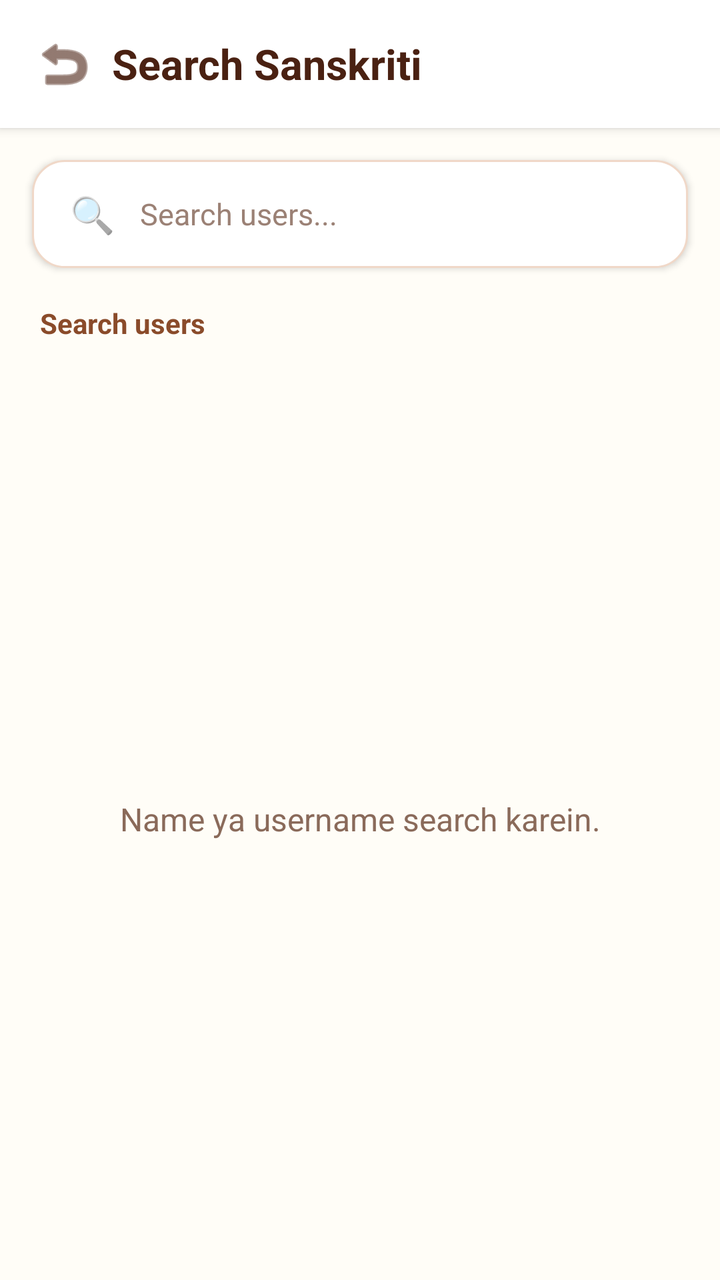
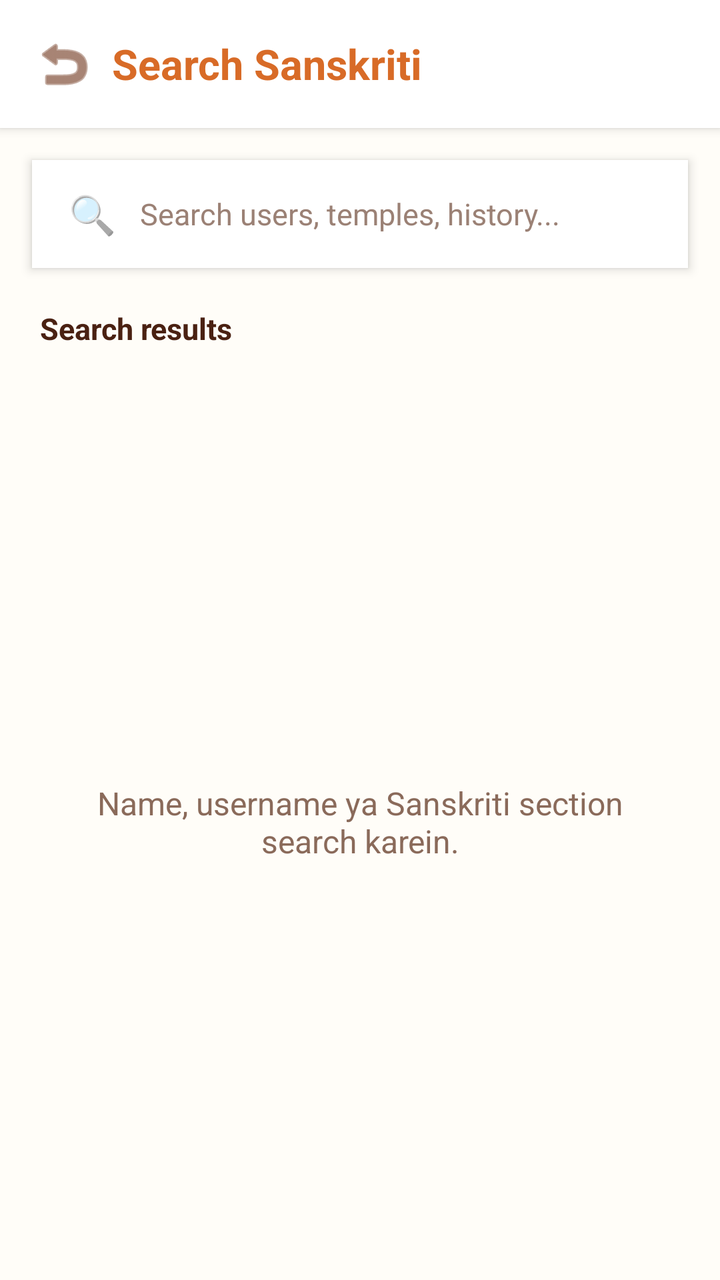

Compare the two renders of this Android layout. The source of the first and the diff that turns it into the second are given below.
<!-- AndroidManifest.xml: application theme Theme.SanskritiSathi -->
<!-- res/layout/activity_search.xml -->
<?xml version="1.0" encoding="utf-8"?>
<LinearLayout
    xmlns:android="http://schemas.android.com/apk/res/android"
    android:layout_width="match_parent"
    android:layout_height="match_parent"
    android:orientation="vertical"
    android:background="#FFFDF7"
    android:fitsSystemWindows="true">

    

    <LinearLayout
        android:layout_width="match_parent"
        android:layout_height="64dp"
        android:orientation="horizontal"
        android:gravity="center_vertical"
        android:paddingStart="8dp"
        android:paddingEnd="16dp"
        android:background="#FFFFFF"
        android:elevation="3dp">

        <ImageButton
            android:id="@+id/searchBackButton"
            android:layout_width="48dp"
            android:layout_height="48dp"
            android:background="?attr/selectableItemBackgroundBorderless"
            android:contentDescription="Back"
            android:src="@android:drawable/ic_menu_revert"
            android:tint="#4A2112"/>

        <TextView
            android:layout_width="0dp"
            android:layout_height="wrap_content"
            android:layout_weight="1"
            android:text="Search Sanskriti"
            android:textColor="#4A2112"
            android:textSize="21sp"
            android:textStyle="bold"
            android:fontFamily="sans"/>

    </LinearLayout>


    

    <LinearLayout
        android:layout_width="match_parent"
        android:layout_height="54dp"
        android:layout_marginStart="16dp"
        android:layout_marginEnd="16dp"
        android:layout_marginTop="16dp"
        android:orientation="horizontal"
        android:gravity="center_vertical"
        android:paddingStart="14dp"
        android:paddingEnd="12dp"
        android:background="@drawable/bg_search_box"
        android:elevation="2dp">

        <TextView
            android:layout_width="32dp"
            android:layout_height="match_parent"
            android:gravity="center"
            android:text="🔍"
            android:textSize="18sp"/>

        <EditText
            android:id="@+id/searchInput"
            android:layout_width="0dp"
            android:layout_height="match_parent"
            android:layout_weight="1"
            android:background="@null"
            android:hint="Search users..."
            android:singleLine="true"
            android:imeOptions="actionSearch"
            android:inputType="text"
            android:textColor="#3B2117"
            android:textColorHint="#9B8175"
            android:textSize="15sp"
            android:paddingStart="8dp"
            android:paddingEnd="8dp"/>

    </LinearLayout>


    

    <TextView
        android:id="@+id/searchResultText"
        android:layout_width="match_parent"
        android:layout_height="wrap_content"
        android:layout_marginStart="20dp"
        android:layout_marginTop="18dp"
        android:layout_marginEnd="20dp"
        android:text="Search users"
        android:textColor="#8A4B2A"
        android:textSize="14sp"
        android:textStyle="bold"/>


    

    <FrameLayout
        android:layout_width="match_parent"
        android:layout_height="0dp"
        android:layout_weight="1"
        android:layout_marginTop="8dp">

        <androidx.recyclerview.widget.RecyclerView
            android:id="@+id/searchRecyclerView"
            android:layout_width="match_parent"
            android:layout_height="match_parent"
            android:clipToPadding="false"
            android:paddingStart="12dp"
            android:paddingEnd="12dp"
            android:paddingBottom="24dp"
            android:overScrollMode="never"/>

        <TextView
            android:id="@+id/searchEmptyText"
            android:layout_width="match_parent"
            android:layout_height="wrap_content"
            android:layout_gravity="center"
            android:layout_marginStart="32dp"
            android:layout_marginEnd="32dp"
            android:gravity="center"
            android:text="Name ya username search karein."
            android:textColor="#8A6A5A"
            android:textSize="16sp"
            android:visibility="visible"/>

    </FrameLayout>

</LinearLayout>
<!-- resources referenced by this layout -->
<resources>
  <!-- drawable bg_search_box (drawable) -->
  <?xml version="1.0" encoding="utf-8"?>
  <shape xmlns:android="http://schemas.android.com/apk/res/android"
      android:shape="rectangle">
  
      <solid android:color="#FFFFFF"/>
  
      <corners android:radius="16dp"/>
  
      <stroke
          android:width="1dp"
          android:color="#F0D8C8"/>
  
      <padding
          android:left="4dp"
          android:top="2dp"
          android:right="4dp"
          android:bottom="2dp"/>
  
  </shape>
  <style name="Theme.SanskritiSathi" parent="Theme.MaterialComponents.DayNight.NoActionBar">
  
          <item name="android:fontFamily">sans-serif</item>
  
          
          <item name="android:statusBarColor">#0F111A</item>
          <item name="android:windowLightStatusBar">false</item>
  
          <item name="android:navigationBarColor">#1A1D2B</item>
          <item name="android:windowLightNavigationBar">false</item>
  
          <item name="android:windowActionModeOverlay">true</item>
          <item name="android:windowNoTitle">true</item>
  
          <item name="android:windowBackground">#0F111A</item>
  
          <item name="android:textColorPrimary">#FFFFFF</item>
          <item name="android:textColorSecondary">#A0A5B5</item>
  
      </style>
</resources>

<!-- the commit's change to res/layout/activity_search.xml (unified diff, before → after) -->
@@ -4,15 +4,13 @@
     android:layout_width="match_parent"
     android:layout_height="match_parent"
     android:orientation="vertical"
-    android:background="#FFFDF7"
+    android:background="#FFFDF8"
     android:fitsSystemWindows="true">
 
     
-
     <LinearLayout
         android:layout_width="match_parent"
         android:layout_height="64dp"
-        android:orientation="horizontal"
         android:gravity="center_vertical"
         android:paddingStart="8dp"
         android:paddingEnd="16dp"
@@ -26,42 +24,38 @@
             android:background="?attr/selectableItemBackgroundBorderless"
             android:contentDescription="Back"
             android:src="@android:drawable/ic_menu_revert"
-            android:tint="#4A2112"/>
+            android:tint="#6D3218"/>
 
         <TextView
             android:layout_width="0dp"
             android:layout_height="wrap_content"
             android:layout_weight="1"
             android:text="Search Sanskriti"
-            android:textColor="#4A2112"
+            android:textColor="#D86B27"
             android:textSize="21sp"
-            android:textStyle="bold"
-            android:fontFamily="sans"/>
+            android:textStyle="bold"/>
 
     </LinearLayout>
 
-
     
-
     <LinearLayout
         android:layout_width="match_parent"
         android:layout_height="54dp"
         android:layout_marginStart="16dp"
+        android:layout_marginTop="16dp"
         android:layout_marginEnd="16dp"
-        android:layout_marginTop="16dp"
-        android:orientation="horizontal"
         android:gravity="center_vertical"
         android:paddingStart="14dp"
         android:paddingEnd="12dp"
-        android:background="@drawable/bg_search_box"
-        android:elevation="2dp">
+        android:background="#FFFFFF"
+        android:elevation="3dp">
 
         <TextView
             android:layout_width="32dp"
             android:layout_height="match_parent"
             android:gravity="center"
             android:text="🔍"
-            android:textSize="18sp"/>
+            android:textSize="19sp"/>
 
         <EditText
             android:id="@+id/searchInput"
@@ -69,7 +63,7 @@
             android:layout_height="match_parent"
             android:layout_weight="1"
             android:background="@null"
-            android:hint="Search users..."
+            android:hint="Search users, temples, history..."
             android:singleLine="true"
             android:imeOptions="actionSearch"
             android:inputType="text"
@@ -81,24 +75,20 @@
 
     </LinearLayout>
 
-
     
-
     <TextView
         android:id="@+id/searchResultText"
         android:layout_width="match_parent"
         android:layout_height="wrap_content"
         android:layout_marginStart="20dp"
-        android:layout_marginTop="18dp"
+        android:layout_marginTop="20dp"
         android:layout_marginEnd="20dp"
-        android:text="Search users"
-        android:textColor="#8A4B2A"
-        android:textSize="14sp"
+        android:text="Search results"
+        android:textColor="#4A2112"
+        android:textSize="15sp"
         android:textStyle="bold"/>
 
-
     
-
     <FrameLayout
         android:layout_width="match_parent"
         android:layout_height="0dp"
@@ -112,21 +102,19 @@
             android:clipToPadding="false"
             android:paddingStart="12dp"
             android:paddingEnd="12dp"
-            android:paddingBottom="24dp"
-            android:overScrollMode="never"/>
+            android:paddingBottom="24dp"/>
 
         <TextView
             android:id="@+id/searchEmptyText"
             android:layout_width="match_parent"
             android:layout_height="wrap_content"
             android:layout_gravity="center"
-            android:layout_marginStart="32dp"
-            android:layout_marginEnd="32dp"
+            android:layout_marginStart="30dp"
+            android:layout_marginEnd="30dp"
             android:gravity="center"
-            android:text="Name ya username search karein."
+            android:text="Name, username ya Sanskriti section search karein."
             android:textColor="#8A6A5A"
-            android:textSize="16sp"
-            android:visibility="visible"/>
+            android:textSize="16sp"/>
 
     </FrameLayout>
 
<!-- resource entries referenced after the edit -->
@@ -1,25 +1,5 @@
 <!-- resources referenced by this layout -->
 <resources>
-  <!-- drawable bg_search_box (drawable) -->
-  <?xml version="1.0" encoding="utf-8"?>
-  <shape xmlns:android="http://schemas.android.com/apk/res/android"
-      android:shape="rectangle">
-  
-      <solid android:color="#FFFFFF"/>
-  
-      <corners android:radius="16dp"/>
-  
-      <stroke
-          android:width="1dp"
-          android:color="#F0D8C8"/>
-  
-      <padding
-          android:left="4dp"
-          android:top="2dp"
-          android:right="4dp"
-          android:bottom="2dp"/>
-  
-  </shape>
   <style name="Theme.SanskritiSathi" parent="Theme.MaterialComponents.DayNight.NoActionBar">
   
           <item name="android:fontFamily">sans-serif</item>
